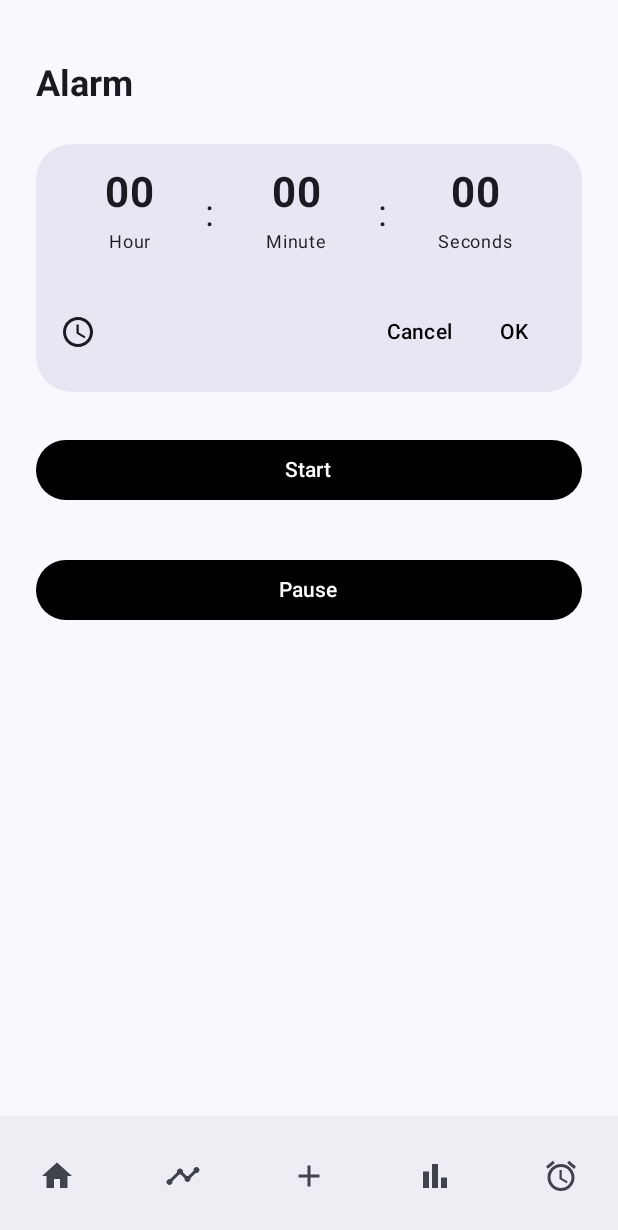
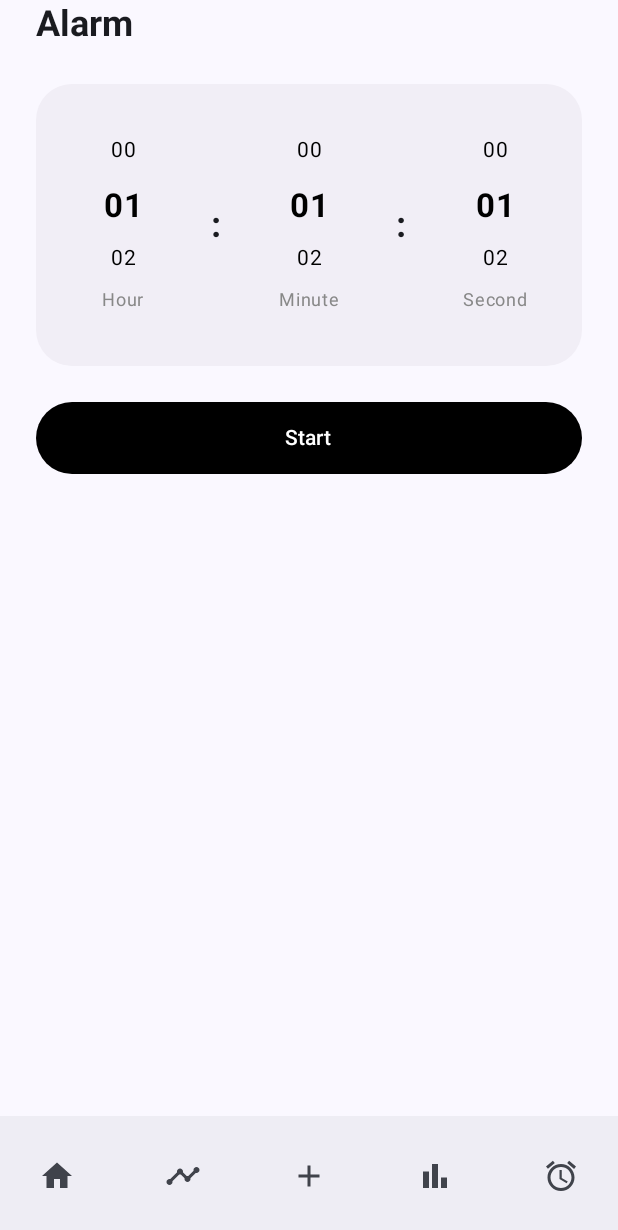
Before and after one commit to jyjin0205/Kkubeok, an Android app built with Jetpack Compose: the AlarmScreen screen opened through its navigation route, on a phone screen of 412 x 824 dp. Shown: the top 1230 px of the screen. Run offline under Robolectric (Android 15) with nearby library versions, the phone set to English and light mode, and no system bars; our stand-ins replace Room's generated code.

Commit message:
alarm developing continue...

```diff
--- a/app/src/main/java/com/example/kkubeok/screen/AlarmScreen.kt
+++ b/app/src/main/java/com/example/kkubeok/screen/AlarmScreen.kt
@@ -1,30 +1,38 @@
 package com.example.kkubeok.screen
 
+import androidx.compose.foundation.background
 import androidx.compose.foundation.layout.*
+import androidx.compose.foundation.lazy.LazyColumn
+import androidx.compose.foundation.lazy.itemsIndexed
+import androidx.compose.foundation.rememberScrollState
+import androidx.compose.foundation.verticalScroll
 import androidx.compose.foundation.shape.RoundedCornerShape
-import androidx.compose.material.icons.Icons
-import androidx.compose.material.icons.filled.AccessTime
 import androidx.compose.material3.*
-import androidx.compose.runtime.Composable
+import androidx.compose.runtime.*
 import androidx.compose.ui.Alignment
 import androidx.compose.ui.Modifier
+import androidx.compose.ui.draw.clip
 import androidx.compose.ui.graphics.Color
 import androidx.compose.ui.text.font.FontWeight
-import androidx.compose.ui.tooling.preview.Preview
 import androidx.compose.ui.unit.dp
 import androidx.compose.ui.unit.sp
+import androidx.compose.foundation.lazy.rememberLazyListState
 import androidx.navigation.NavHostController
+import androidx.navigation.compose.rememberNavController
+import com.example.kkubeok.BottomNavigationBar
 import com.example.kkubeok.ui.theme.KkubeokTheme
-
-import com.example.kkubeok.BottomNavigationBar
+import java.util.*
 
 @Composable
-fun AlarmScreen(navController: NavHostController?=null) {
+fun AlarmScreen(navController: NavHostController? = null) {
+    var hour by remember { mutableIntStateOf(0) }
+    var minute by remember { mutableIntStateOf(0) }
+    var second by remember { mutableIntStateOf(0) }
 
     Scaffold(
-        bottomBar={
-            navController?.let{
-                BottomNavigationBar(navController=it)
+        bottomBar = {
+            navController?.let {
+                BottomNavigationBar(navController = it)
             }
         }
     ) { paddingValues ->
@@ -33,12 +41,9 @@ fun AlarmScreen(navController: NavHostController?=null) {
                 .fillMaxSize()
                 .padding(paddingValues)
                 .padding(horizontal = 24.dp),
-            horizontalAlignment = Alignment.CenterHorizontally,
-            verticalArrangement = Arrangement.spacedBy(24.dp)
+            verticalArrangement = Arrangement.spacedBy(24.dp),
+            horizontalAlignment = Alignment.CenterHorizontally
         ) {
-            Spacer(modifier = Modifier.height(16.dp))
-
-            // Header
             Text(
                 text = "Alarm",
                 style = MaterialTheme.typography.headlineSmall,
@@ -46,93 +51,80 @@ fun AlarmScreen(navController: NavHostController?=null) {
                 modifier = Modifier.align(Alignment.Start)
             )
 
-            // Picker Box
             Card(
-                modifier = Modifier.fillMaxWidth(),
-                colors = CardDefaults.cardColors(containerColor = Color(0xFFE8E6F2)), // 연보라색
+                modifier = Modifier
+                    .fillMaxWidth()
+                    .wrapContentHeight(),
+                colors = CardDefaults.cardColors(containerColor = Color(0xFFF1EEF6)),
                 shape = RoundedCornerShape(24.dp)
             ) {
-                Column(modifier = Modifier.padding(16.dp)) {
-                    // Time Pickers Row
                 Row(
-                        modifier = Modifier.fillMaxWidth(),
+                    modifier = Modifier
+                        .fillMaxWidth()
+                        .padding(vertical = 32.dp),
                     horizontalArrangement = Arrangement.SpaceEvenly,
                     verticalAlignment = Alignment.CenterVertically
                 ) {
-                        TimeColumn("00", "Hour")
-                        Text(":", fontSize = 24.sp, modifier = Modifier.padding(horizontal = 4.dp))
-                        TimeColumn("00", "Minute")
-                        Text(":", fontSize = 24.sp, modifier = Modifier.padding(horizontal = 4.dp))
-                        TimeColumn("00", "Seconds")
-                    }
-
-                    Spacer(modifier = Modifier.height(24.dp))
-
-                    // Buttons Row
-                    Row(
-                        modifier = Modifier.fillMaxWidth(),
-                        horizontalArrangement = Arrangement.SpaceBetween,
-                        verticalAlignment = Alignment.CenterVertically
-                    ) {
-                        Icon(imageVector = Icons.Default.AccessTime, contentDescription = "Clock")
-                        Row {
-                            TextButton(onClick = { /* TODO: Cancel */ }) {
-                                Text("Cancel", color = Color.Black)
-                            }
-                            TextButton(onClick = { /* TODO: OK */ }) {
-                                Text("OK", color = Color.Black)
-                            }
-                        }
-                    }
+                    ScrollTimePicker(label = "Hour", maxValue = 23) { hour = it }
+                    Text(":", fontSize = 24.sp, fontWeight = FontWeight.Bold)
+                    ScrollTimePicker(label = "Minute", maxValue = 59) { minute = it }
+                    Text(":", fontSize = 24.sp, fontWeight = FontWeight.Bold)
+                    ScrollTimePicker(label = "Second", maxValue = 59) { second = it }
                 }
             }
 
-            // Start Button
             Button(
-                onClick = { /* TODO: Start logic */ },
+                onClick = { /* TODO: navigate to countdown with time */ },
                 modifier = Modifier
                     .fillMaxWidth()
-                    .padding(vertical = 4.dp),
-                colors = ButtonDefaults.buttonColors(containerColor = Color.Black)
+                    .height(48.dp),
+                colors = ButtonDefaults.buttonColors(containerColor = Color.Black),
+                shape = RoundedCornerShape(24.dp)
             ) {
                 Text("Start", color = Color.White)
-            }
-
-            // Pause Button
-            Button(
-                onClick = { /* TODO: Pause logic */ },
-                modifier = Modifier
-                    .fillMaxWidth()
-                    .padding(vertical = 4.dp),
-                colors = ButtonDefaults.buttonColors(containerColor = Color.Black)
-            ) {
-                Text("Pause", color = Color.White)
             }
         }
     }
 }
 
 @Composable
-fun TimeColumn(time: String, label: String) {
+fun ScrollTimePicker(label: String, maxValue: Int, onValueChange: (Int) -> Unit) {
+    val listState = rememberLazyListState(initialFirstVisibleItemIndex = 0)
+    val visibleItems = 3
+
+    LaunchedEffect(listState.firstVisibleItemScrollOffset, listState.firstVisibleItemIndex) {
+        val centerIndex = listState.firstVisibleItemIndex + if (listState.firstVisibleItemScrollOffset > 50) 1 else 0
+        onValueChange(centerIndex.coerceIn(0, maxValue))
+    }
+
     Column(horizontalAlignment = Alignment.CenterHorizontally) {
+        Box(
+            modifier = Modifier
+                .height(100.dp)
+                .width(48.dp),
+            contentAlignment = Alignment.Center
+        ) {
+            LazyColumn(
+                state = listState,
+                modifier = Modifier.fillMaxSize(),
+                verticalArrangement = Arrangement.Center
+            ) {
+                items(count = maxValue + 1) { index ->
+                    val centerIndex = listState.firstVisibleItemIndex + 1
+                    val isSelected = index == centerIndex
                     Text(
-            text = time,
-            fontSize = 28.sp,
-            fontWeight = FontWeight.Bold
-        )
-        Spacer(modifier = Modifier.height(4.dp))
-        Text(
-            text = label,
-            fontSize = 12.sp,
-            fontWeight = FontWeight.Normal
+                        text = "%02d".format(index),
+                        fontSize = if (isSelected) 22.sp else 14.sp,
+                        fontWeight = if (isSelected) FontWeight.Bold else FontWeight.Normal,
+                        color = Color.Black,
+                        modifier = Modifier
+                            .fillMaxWidth()
+                            .height(36.dp),
+                        textAlign = androidx.compose.ui.text.style.TextAlign.Center
                     )
                 }
             }
-
-@Preview(showBackground = true)
-@Composable
-fun AlarmScreenPreview() {
-    KkubeokTheme {
-        AlarmScreen()
+        }
+        Text(label, fontSize = 12.sp, color = Color.Gray)
     }
 }
--- /dev/null
+++ b/app/src/main/java/com/example/kkubeok/screen/CountdownScreen.kt
@@ -0,0 +1,45 @@
+package com.example.kkubeok.screen
+
+import androidx.compose.foundation.layout.*
+import androidx.compose.material3.*
+import androidx.compose.runtime.*
+import androidx.compose.ui.Alignment
+import androidx.compose.ui.Modifier
+import androidx.compose.ui.unit.dp
+import androidx.compose.ui.unit.sp
+import androidx.navigation.NavBackStackEntry
+import kotlinx.coroutines.delay
+
+@Composable
+fun CountdownScreen(navBackStackEntry: NavBackStackEntry, onComplete: () -> Unit = {}) {
+    val hour = navBackStackEntry.arguments?.getString("hour")?.toIntOrNull() ?: 0
+    val minute = navBackStackEntry.arguments?.getString("minute")?.toIntOrNull() ?: 0
+    val second = navBackStackEntry.arguments?.getString("second")?.toIntOrNull() ?: 0
+
+    val totalInitialSeconds = hour * 3600 + minute * 60 + second
+    var remainingSeconds by remember { mutableIntStateOf(totalInitialSeconds) }
+
+    LaunchedEffect(key1 = remainingSeconds) {
+        if (remainingSeconds > 0) {
+            delay(1000L)
+            remainingSeconds--
+        } else {
+            onComplete()
+        }
+    }
+
+    val displayHour = remainingSeconds / 3600
+    val displayMinute = (remainingSeconds % 3600) / 60
+    val displaySecond = remainingSeconds % 60
+
+    Column(
+        modifier = Modifier.fillMaxSize(),
+        verticalArrangement = Arrangement.Center,
+        horizontalAlignment = Alignment.CenterHorizontally
+    ) {
+        Text(
+            text = String.format("%02d:%02d:%02d", displayHour, displayMinute, displaySecond),
+            fontSize = 48.sp
+        )
+    }
+}
```
Lines whose indentation alone changed are shown as unchanged.
